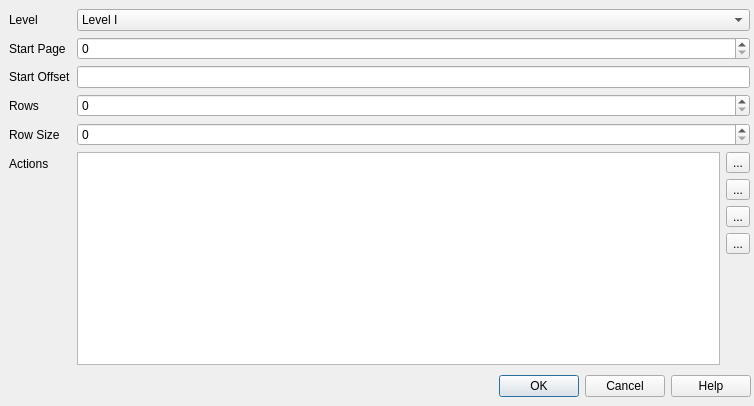
The window that src/cdlgmdfdm.ui (grodansparadis/vscp-works-qt) describes before a commit, drawn with Qt 5.
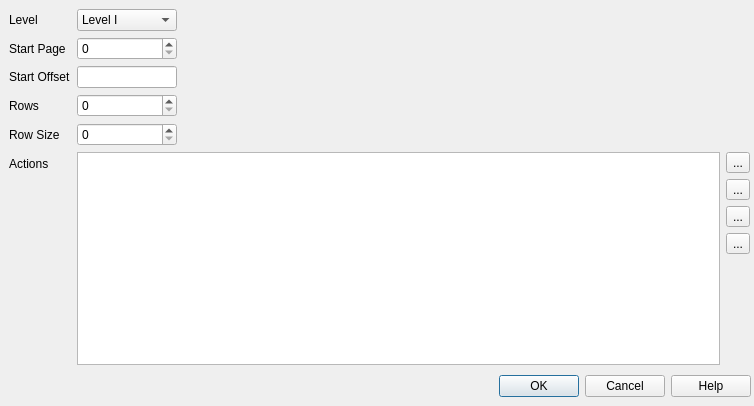
The same window after the commit. Icons and pictures are not drawn.

What changed in the file:
```diff
--- a/src/cdlgmdfdm.ui
+++ b/src/cdlgmdfdm.ui
@@ -57,6 +57,12 @@
         <height>0</height>
        </size>
       </property>
+      <property name="maximumSize">
+       <size>
+        <width>100</width>
+        <height>16777215</height>
+       </size>
+      </property>
       <item>
        <property name="text">
         <string>Level I</string>
@@ -78,6 +84,12 @@
     </item>
     <item row="1" column="1">
      <widget class="QSpinBox" name="spinStartPage">
+      <property name="maximumSize">
+       <size>
+        <width>100</width>
+        <height>16777215</height>
+       </size>
+      </property>
       <property name="maximum">
        <number>65535</number>
       </property>
@@ -91,7 +103,14 @@
      </widget>
     </item>
     <item row="2" column="1">
-     <widget class="QLineEdit" name="editStartOffset"/>
+     <widget class="QLineEdit" name="editStartOffset">
+      <property name="maximumSize">
+       <size>
+        <width>100</width>
+        <height>16777215</height>
+       </size>
+      </property>
+     </widget>
     </item>
     <item row="3" column="0">
      <widget class="QLabel" name="label_7">
@@ -102,6 +121,12 @@
     </item>
     <item row="3" column="1">
      <widget class="QSpinBox" name="spinRowCnt">
+      <property name="maximumSize">
+       <size>
+        <width>100</width>
+        <height>16777215</height>
+       </size>
+      </property>
       <property name="maximum">
        <number>255</number>
       </property>
@@ -116,6 +141,12 @@
     </item>
     <item row="4" column="1">
      <widget class="QSpinBox" name="spinRowSize">
+      <property name="maximumSize">
+       <size>
+        <width>100</width>
+        <height>16777215</height>
+       </size>
+      </property>
       <property name="maximum">
        <number>255</number>
       </property>
@@ -139,23 +170,6 @@
       </item>
       <item>
        <layout class="QVBoxLayout" name="verticalLayout">
-        <item>
-         <widget class="QToolButton" name="btnEditAction">
-          <property name="toolTip">
-           <string>Edit action item</string>
-          </property>
-          <property name="text">
-           <string>...</string>
-          </property>
-          <property name="icon">
-           <iconset resource="vscpworks.qrc">
-            <normaloff>:/pencil.svg</normaloff>:/pencil.svg</iconset>
-          </property>
-          <property name="shortcut">
-           <string>Ctrl+E</string>
-          </property>
-         </widget>
-        </item>
         <item>
          <widget class="QToolButton" name="btnAddAction">
           <property name="toolTip">
@@ -173,6 +187,23 @@
           </property>
          </widget>
         </item>
+        <item>
+         <widget class="QToolButton" name="btnEditAction">
+          <property name="toolTip">
+           <string>Edit action item</string>
+          </property>
+          <property name="text">
+           <string>...</string>
+          </property>
+          <property name="icon">
+           <iconset resource="vscpworks.qrc">
+            <normaloff>:/pencil.svg</normaloff>:/pencil.svg</iconset>
+          </property>
+          <property name="shortcut">
+           <string>Ctrl+E</string>
+          </property>
+         </widget>
+        </item>
         <item>
          <widget class="QToolButton" name="btnDupAction">
           <property name="toolTip">
```
